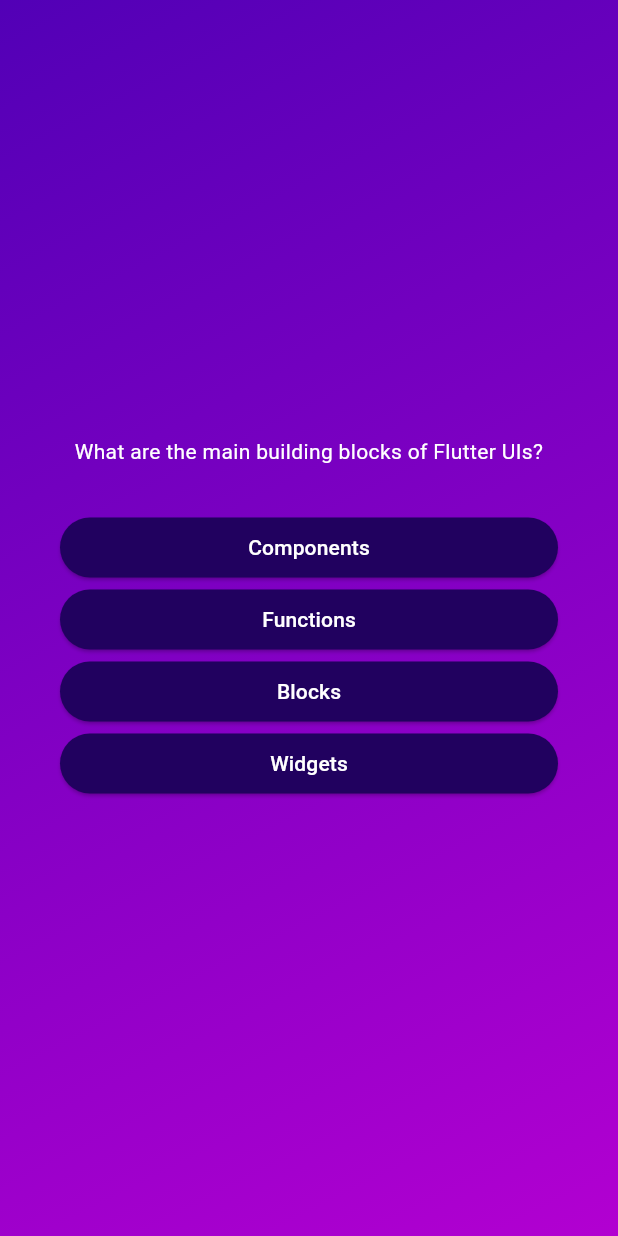
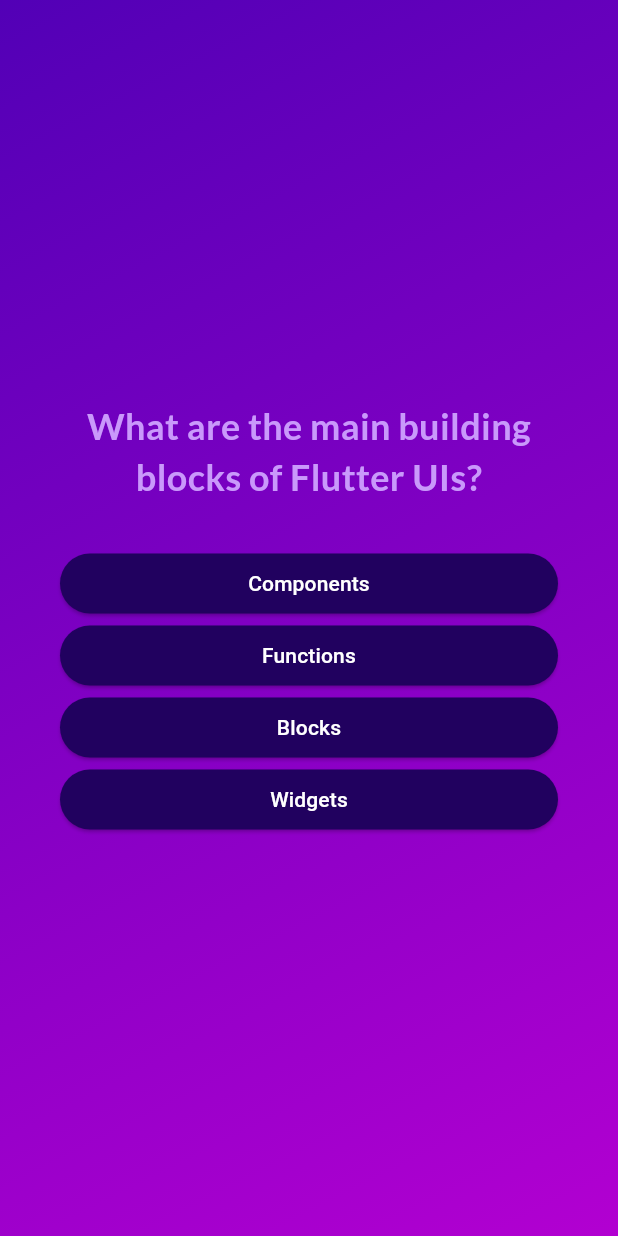
Before and after one commit to YigitErzen/flutter-course-quiz-app, a Flutter app: the screen it shows after launch, after a tap on "Start Quiz", on a phone screen of 412 x 824 dp. Run offline on Flutter 3.47's test engine with Material 3 defaults, Android fonts, the phone set to English and light mode, and no system bars; our stand-ins replace google_fonts.

Commit message:
Using Third -Party packages & Adding Google Fonts

```diff
--- a/lib/answer_button.dart
+++ b/lib/answer_button.dart
@@ -25,7 +25,10 @@ class AnswerButton extends StatelessWidget{
           borderRadius: BorderRadius.circular(40),
         ),
       ),
-      child: Text(answerText),
+      child: Text(
+        answerText,
+        textAlign: TextAlign.center
+      ),
     );
   }
 }
--- a/lib/questions_screen.dart
+++ b/lib/questions_screen.dart
@@ -1,4 +1,5 @@
 import 'package:flutter/material.dart';
+import 'package:google_fonts/google_fonts.dart';
 import 'answer_button.dart';
 import 'package:quiz_app/data/questions.dart';
 
@@ -35,8 +36,10 @@ class _QuestionsScreenState extends State<QuestionsScreen> {
           children: [
           Text(
             currentQuestion.text  ,
-            style: const TextStyle(
-              color: Colors.white,
+            style: GoogleFonts.lato(
+              color:Color.fromARGB(255, 201, 153, 251),
+              fontSize: 24,
+              fontWeight: FontWeight.bold,
             ),
             textAlign: TextAlign.center,
           ),
--- a/lib/start_screen.dart
+++ b/lib/start_screen.dart
@@ -1,4 +1,5 @@
 import 'package:flutter/material.dart';
+import 'package:google_fonts/google_fonts.dart';
 
 class StartScreen extends StatelessWidget{
   const StartScreen(this.startQuiz, {super.key});
@@ -16,9 +17,9 @@ class StartScreen extends StatelessWidget{
           color: const Color.fromARGB(150, 255, 255, 255),
           ),
           SizedBox(height: 80),
-          const Text('Learn Flutter the fun way!',
-          style: TextStyle(
-            color: Color.fromARGB(255, 226, 204, 249),
+           Text('Learn Flutter the fun way!',
+          style: GoogleFonts.lato(
+            color: const Color.fromARGB(255, 226, 204, 249),
             fontSize: 24,
            )
           ),
--- a/pubspec.yaml
+++ b/pubspec.yaml
@@ -34,6 +34,7 @@ dependencies:
   # The following adds the Cupertino Icons font to your application.
   # Use with the CupertinoIcons class for iOS style icons.
   cupertino_icons: ^1.0.8
+  google_fonts: ^6.3.1
 
 dev_dependencies:
   flutter_test:
```
Also changed, not shown: pubspec.lock, 1 other file.
